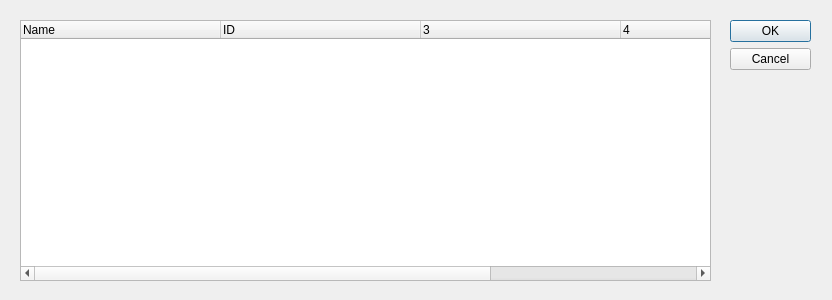
FlorianWeber1018/RiskManager, file editseletableriskreduction.ui: the form before one commit.
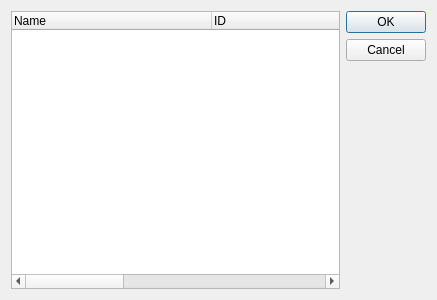
The form after the commit.

The edit to the form file:
```diff
--- a/editseletableriskreduction.ui
+++ b/editseletableriskreduction.ui
@@ -6,37 +6,20 @@
    <rect>
     <x>0</x>
     <y>0</y>
-    <width>832</width>
+    <width>437</width>
     <height>300</height>
    </rect>
   </property>
   <property name="windowTitle">
    <string>Dialog</string>
   </property>
-  <widget class="QDialogButtonBox" name="buttonBox">
-   <property name="geometry">
-    <rect>
-     <x>730</x>
-     <y>20</y>
-     <width>81</width>
-     <height>241</height>
-    </rect>
-   </property>
-   <property name="orientation">
-    <enum>Qt::Vertical</enum>
-   </property>
-   <property name="standardButtons">
-    <set>QDialogButtonBox::Cancel|QDialogButtonBox::Ok</set>
-   </property>
-  </widget>
+  <layout class="QVBoxLayout" name="verticalLayout">
+   <item>
+    <layout class="QHBoxLayout" name="horizontalLayout">
+     <item>
   <widget class="QTreeWidget" name="treeWidget">
-   <property name="geometry">
-    <rect>
-     <x>20</x>
-     <y>20</y>
-     <width>691</width>
-     <height>261</height>
-    </rect>
+       <property name="editTriggers">
+        <set>QAbstractItemView::NoEditTriggers</set>
    </property>
    <attribute name="headerDefaultSectionSize">
     <number>200</number>
@@ -70,6 +53,20 @@
     </property>
    </column>
   </widget>
+     </item>
+     <item>
+      <widget class="QDialogButtonBox" name="buttonBox">
+       <property name="orientation">
+        <enum>Qt::Vertical</enum>
+       </property>
+       <property name="standardButtons">
+        <set>QDialogButtonBox::Cancel|QDialogButtonBox::Ok</set>
+       </property>
+      </widget>
+     </item>
+    </layout>
+   </item>
+  </layout>
  </widget>
  <resources/>
  <connections>
```
Lines whose indentation alone changed are shown as unchanged.
